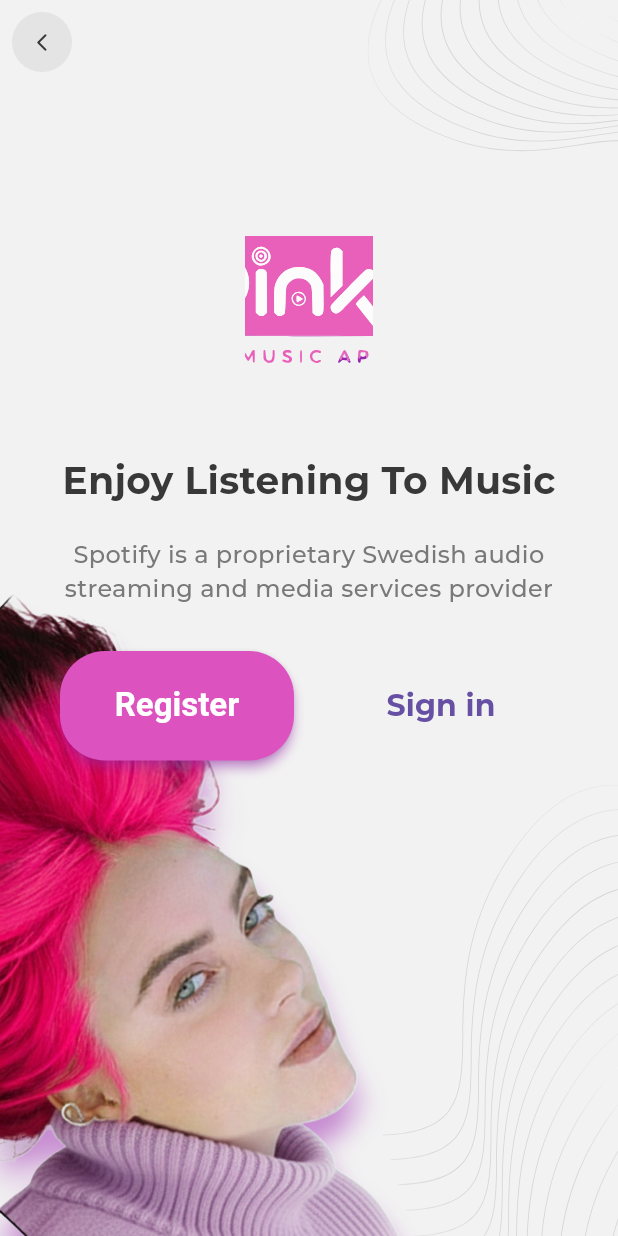
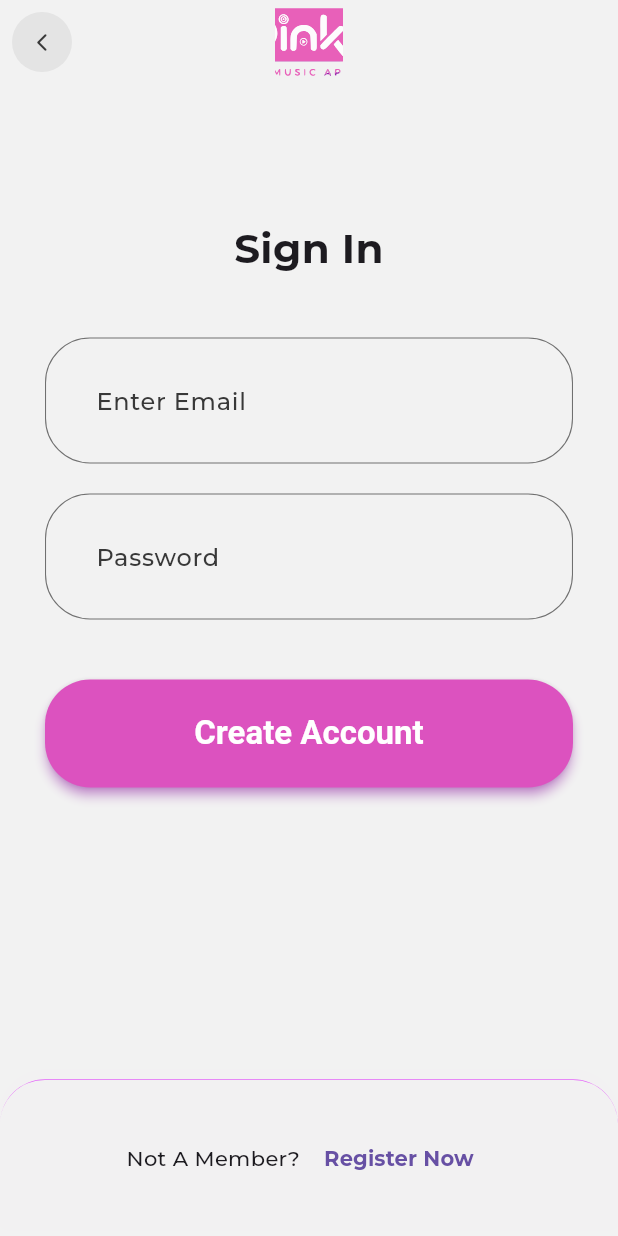
Before and after one commit to subhajitSahoo671/FLUTTER_PINKU_MUSICAPP, a Flutter app: the SignupOrSignin screen opened directly, after a tap on "Sign in", on a phone screen of 412 x 824 dp. Run offline on Flutter 3.47's test engine with Material 3 defaults, Android fonts, the phone set to English and light mode, and no system bars; our stand-ins replace dartz, firebase_auth, firebase_core, flutter_bloc, flutter_svg, get_it and 1 more; accounts and stored records are empty.

Commit message:
Till signup page logic is completed

```diff
--- a/lib/common/widgets/button/basic_app_bar.dart
+++ b/lib/common/widgets/button/basic_app_bar.dart
@@ -1,8 +1,10 @@
 import 'package:flutter/material.dart';
 import 'package:flutter_pinku_app/core/configs/theme/app_colors.dart';
+//import 'package:flutter_pinku_app/presentation/auth/pages/signup_or_signin.dart';
+//import 'package:flutter_pinku_app/presentation/auth/pages/signup_or_signin.dart';
 
 class BasicAppBar extends StatelessWidget implements PreferredSizeWidget {
-  const BasicAppBar({super.key, this.title});
+  const BasicAppBar({super.key, this.title,});
 
   final Widget? title;
   @override
--- a/lib/common/widgets/button/basic_app_button.dart
+++ b/lib/common/widgets/button/basic_app_button.dart
@@ -15,7 +15,7 @@ class BasicAppButton extends StatelessWidget {
   Widget build(BuildContext context) {
     return ElevatedButton(onPressed: onPressed,
     style: ElevatedButton.styleFrom(
-      minimumSize: Size.fromHeight(height ?? 80),
+      minimumSize: Size.fromHeight(height ?? 72),
     ),
      child: Text(title));
   }
--- a/lib/core/configs/theme/app_theme.dart
+++ b/lib/core/configs/theme/app_theme.dart
@@ -17,6 +17,10 @@ class AppTheme {
         filled: true,
         fillColor: Colors.transparent,
         contentPadding: EdgeInsets.all(30),
+        labelStyle: TextStyle(
+          color: Color(0xff383838),
+          fontWeight: FontWeight.w500,
+        ),
         enabledBorder: OutlineInputBorder(
           borderRadius: BorderRadius.circular(30),
           borderSide: BorderSide(
@@ -63,6 +67,10 @@ class AppTheme {
         filled: true,
         fillColor: Colors.transparent,
         contentPadding: EdgeInsets.all(30),
+        labelStyle: TextStyle(
+          color: Color(0xffA7A7A7),
+          fontWeight: FontWeight.w500,
+        ),
         enabledBorder: OutlineInputBorder(
           borderRadius: BorderRadius.circular(30),
           borderSide: BorderSide(
--- /dev/null
+++ b/lib/core/usecase/usecase.dart
@@ -0,0 +1,5 @@
+// ignore: avoid_types_as_parameter_names
+abstract class Usecase<Type, Params> {
+
+  Future<Type> call({Params params});
+}
--- /dev/null
+++ b/lib/data/data_sources/auth/auth_firebase_servise.dart
@@ -0,0 +1,42 @@
+import 'package:dartz/dartz.dart';
+import 'package:firebase_auth/firebase_auth.dart';
+import 'package:flutter_pinku_app/data/models/auth/create_user_req.dart';
+
+abstract class AuthFirebaseServise {
+
+  Future<Either> signup(CreateUserReq createUserReq);
+
+  Future<void> signin();
+}
+
+class AuthFirebaseServiseImpl extends AuthFirebaseServise{
+  @override
+  Future<void> signin() {
+
+    throw UnimplementedError();
+  }
+
+  @override
+  Future<Either> signup(CreateUserReq createUserReq) async {
+   try {
+
+     await FirebaseAuth.instance.createUserWithEmailAndPassword(email: createUserReq.email,
+     password: createUserReq.password);
+
+     return Right("Signup Was Successful");
+
+   } on FirebaseAuthException catch (e) {
+     String message = "";
+
+
+    if (e.code == "weak-password") {
+      message = "The password provided is too weak";
+    } else if (e.code == "email-already-in-use"){
+      message = "An account already exists with that email";
+    }
+
+     return left(message);
+   }
+  }
+
+}
--- /dev/null
+++ b/lib/data/models/auth/create_user_req.dart
@@ -0,0 +1,11 @@
+class CreateUserReq {
+  final String fullName;
+  final String email;
+  final String password;
+
+  CreateUserReq({
+    required this.fullName,
+    required this.email,
+    required this.password,
+  });
+}
--- /dev/null
+++ b/lib/domain/entities/auth/user.dart
@@ -0,0 +1,13 @@
+class UserEntity {
+    String? userId;
+    String? fullName;
+    String? email;
+
+    UserEntity(
+        {
+        this.userId,
+        this.fullName,
+        this.email
+        }
+    );
+}
--- /dev/null
+++ b/lib/presentation/auth/pages/signin.dart
@@ -0,0 +1,106 @@
+import 'package:flutter/material.dart';
+
+import 'package:flutter_pinku_app/common/widgets/button/basic_app_bar.dart';
+import 'package:flutter_pinku_app/common/widgets/button/basic_app_button.dart';
+import 'package:flutter_pinku_app/common/widgets/hero_widgets/app_logo_widget.dart';
+import 'package:flutter_pinku_app/presentation/auth/pages/signup.dart';
+
+class SigninPage extends StatelessWidget {
+  const SigninPage({super.key});
+
+  @override
+  Widget build(BuildContext context) {
+    return Scaffold(
+      //bottomNavigationBar: _signInText(),
+      persistentFooterButtons: [_signInText(context)],
+      persistentFooterDecoration: BoxDecoration(
+        borderRadius: BorderRadius.only(
+          topRight: Radius.circular(30),
+          topLeft: Radius.circular(30),
+        ),
+        boxShadow: [
+          BoxShadow(
+            color: Colors.purpleAccent.withAlpha(2),
+            blurRadius: 5,
+            offset: Offset(0, -5),
+          ),
+        ],
+        border: Border(
+          top: BorderSide(
+            color: Colors.purpleAccent.withAlpha(200),
+            width: 0.5,
+          ),
+        ),
+      ),
+      appBar: BasicAppBar(title: AppLogoWidget(width: 45, height: 45)),
+      body: Padding(
+        padding: const EdgeInsets.symmetric(horizontal: 30, vertical: 40),
+        child: SingleChildScrollView(
+          child: Column(
+            crossAxisAlignment: CrossAxisAlignment.center,
+            children: [
+              SizedBox(height: 50),
+              _signinText(),
+              SizedBox(height: 40),
+              _emailField(context),
+              SizedBox(height: 20),
+              _passwordField(),
+              SizedBox(height: 40),
+              BasicAppButton(onPressed: () {}, title: "Create Account"),
+            ],
+          ),
+        ),
+      ),
+    );
+  }
+
+  Widget _signinText() {
+    return Text(
+      "Sign In",
+      style: TextStyle(fontSize: 27, fontWeight: FontWeight.bold),
+      textAlign: TextAlign.center,
+    );
+  }
+
+  Widget _emailField(BuildContext context) {
+    return TextField(
+      decoration: InputDecoration(
+        labelText: "Enter Email",
+      ).applyDefaults(Theme.of(context).inputDecorationTheme),
+    );
+  }
+
+  Widget _passwordField() {
+    return TextField(decoration: InputDecoration(labelText: "Password"));
+  }
+
+  Widget _signInText(BuildContext context) {
+    return Padding(
+      padding: const EdgeInsets.symmetric(vertical: 20),
+      child: Row(
+        mainAxisAlignment: MainAxisAlignment.center,
+        children: [
+          Text(
+            "Not A Member? ",
+            style: TextStyle(fontSize: 14, fontWeight: FontWeight.w500),
+          ),
+          TextButton(
+            onPressed: () {
+               Navigator.pushReplacement(context, MaterialPageRoute(builder: (context) {
+                                return  SignupPage();
+                              },));
+            },
+            child: Text(
+              "Register Now",
+              style: TextStyle(
+                fontSize: 14,
+                //color: AppColors.primary.withValues(blue: 1),
+                fontWeight: FontWeight.bold,
+              ),
+            ),
+          ),
+        ],
+      ),
+    );
+  }
+}
--- a/lib/presentation/auth/pages/signup_or_signin.dart
+++ b/lib/presentation/auth/pages/signup_or_signin.dart
@@ -5,6 +5,7 @@ import 'package:flutter_pinku_app/common/widgets/hero_widgets/app_logo_widget.da
 import 'package:flutter_pinku_app/core/configs/assets/app_images.dart';
 import 'package:flutter_pinku_app/core/configs/assets/app_vectors.dart';
 import 'package:flutter_pinku_app/core/configs/theme/app_colors.dart';
+import 'package:flutter_pinku_app/presentation/auth/pages/signin.dart';
 import 'package:flutter_pinku_app/presentation/auth/pages/signup.dart';
 import 'package:flutter_svg/svg.dart';
 
@@ -36,16 +37,17 @@ class SignupOrSignin extends StatelessWidget {
             ),
             child: Align(
               alignment: Alignment.center,
+              child: SingleChildScrollView(
                 child: Column(
                   mainAxisAlignment: MainAxisAlignment.center,
                   crossAxisAlignment: CrossAxisAlignment.center,
                   children: [
-                  AppLogoWidget(width: 85, height: 85),
+                    AppLogoWidget(width: 80, height: 80),
                     SizedBox(height: 60),
                     Text(
                       "Enjoy Listening To Music",
                       style: TextStyle(
-                      fontSize: 25,
+                        fontSize: 22,
                         fontWeight: FontWeight.bold,
                         color: Theme.of(context).primaryTextTheme.bodyMedium?.color,
                       ),
@@ -54,7 +56,7 @@ class SignupOrSignin extends StatelessWidget {
                     Text(
                       "Spotify is a proprietary Swedish audio streaming and media services provider ",
                       style: TextStyle(
-                      fontSize: 16,
+                        fontSize: 14,
                         fontWeight: FontWeight.w500,
                         color: AppColors.greyText,
                       ),
@@ -67,23 +69,27 @@ class SignupOrSignin extends StatelessWidget {
                           flex: 1,
                           child: BasicAppButton(
                             onPressed: () {
-                            Navigator.push(context, MaterialPageRoute(builder: (BuildContext context){
-                              return SignupPage();
-                            }));
+                              Navigator.push(context, MaterialPageRoute(builder: (context) {
+                                return  SignupPage();
+                              },));
                             },
                             title: "Register",
-                          height: 73,
+                            height: 67,
                           ),
                         ),
                         SizedBox(width: 20,),
                         Expanded(
                           flex: 1,
                           child: TextButton(
-                          onPressed: () {},
+                            onPressed: () {
+                              Navigator.push(context, MaterialPageRoute(builder: (context) {
+                                return const SigninPage();
+                              },));
+                            },
                             child: Text("Sign in",
                             style: TextStyle(
                               fontWeight: FontWeight.bold,
-                            fontSize: 20,
+                              fontSize: 19,
                             ),
                             ),
                           ),
@@ -95,6 +101,7 @@ class SignupOrSignin extends StatelessWidget {
                 ),
               ),
             ),
+          ),
         ],
       ),
     );
--- a/pubspec.yaml
+++ b/pubspec.yaml
@@ -38,6 +38,10 @@ dependencies:
   flutter_bloc: ^9.1.1
   hydrated_bloc: ^10.1.1
   path_provider: ^2.1.5
+  firebase_core: ^4.2.1
+  firebase_auth: ^6.1.3
+  get_it: ^9.2.0
+  dartz: ^0.10.1
 
 dev_dependencies:
   flutter_test:
```
Also changed, not shown: lib/data/repository/auth/auth_repository_impl.dart (added, +18 -0 lines), lib/domain/repository/auth/auth.dart (added, +8 -0 lines), lib/domain/usecases/auth/signup.dart (added, +16 -0 lines), lib/main.dart (+18 -0 lines), lib/presentation/auth/pages/signup.dart (+119 -27 lines), lib/presentation/choose_mode/pages/choose_mode.dart (+9 -12 lines), lib/presentation/intro/pages/get_started.dart (+8 -7 lines), lib/presentation/root/pages/root.dart (added, +10 -0 lines), lib/service_locator.dart (added, +22 -0 lines), firebase.json (added), lib/firebase_options.dart (added), pubspec.lock, 6 other files. Lines whose indentation alone changed are shown as unchanged.
